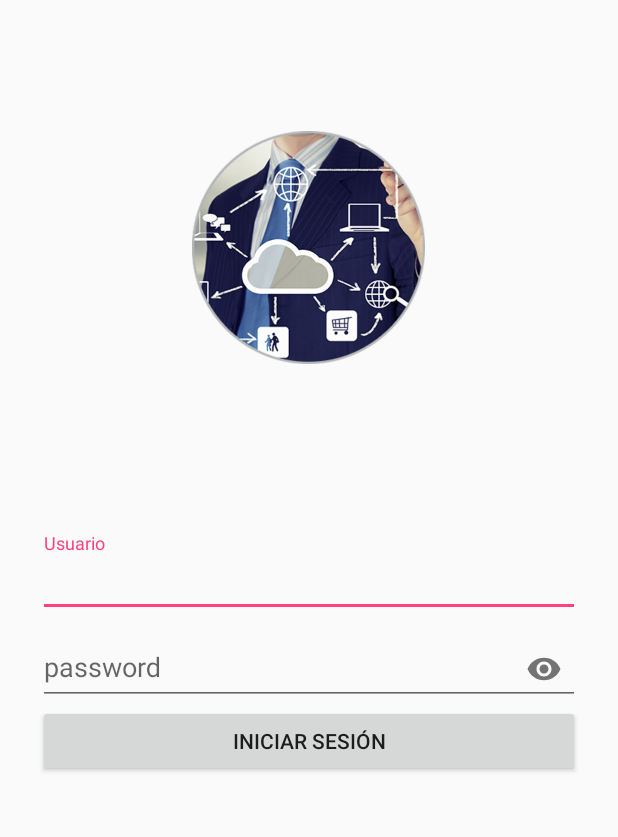
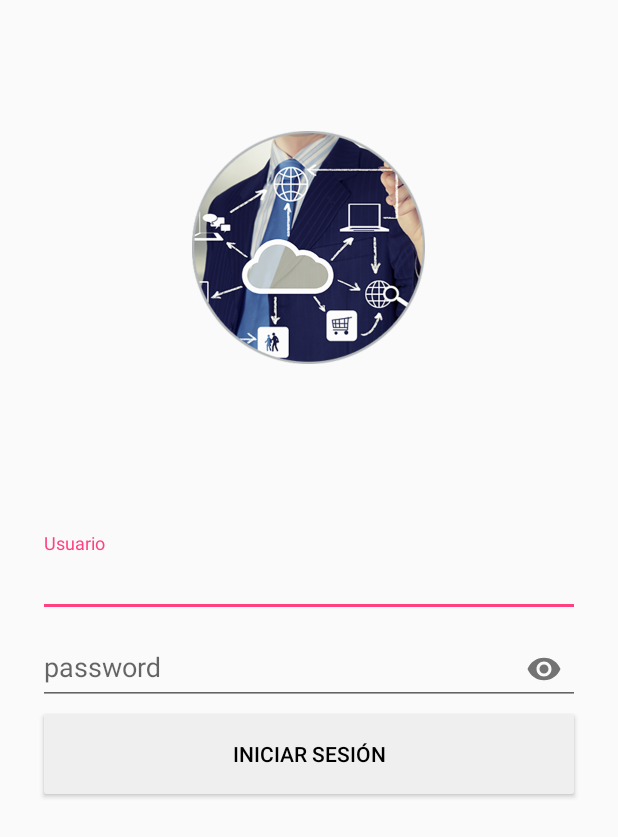
Before and after one commit to samo92/MsApp, an Android app: the layout activity_login.xml on its own in the app's theme, with its tools: preview values and no code run, on a phone screen of 412 x 824 dp. Shown: the top 837 px of the screen. Run offline under Robolectric (Android 15) with nearby library versions, the phone set to English and light mode, and no system bars.

Commit message:
finish login

```diff
--- a/app/src/main/AndroidManifest.xml
+++ b/app/src/main/AndroidManifest.xml
@@ -9,13 +9,16 @@
         android:roundIcon="@mipmap/ic_launcher_round"
         android:supportsRtl="true"
         android:theme="@style/AppTheme">
-        <activity android:name=".LoginActivity">
+        <activity
+            android:name=".LoginActivity"
+            android:windowSoftInputMode="adjustPan">
             <intent-filter>
                 <action android:name="android.intent.action.MAIN" />
 
                 <category android:name="android.intent.category.LAUNCHER" />
             </intent-filter>
         </activity>
+        <activity android:name=".CardviewActivity"></activity>
     </application>
 
 </manifest>
--- a/app/src/main/res/layout/activity_login.xml
+++ b/app/src/main/res/layout/activity_login.xml
@@ -13,19 +13,20 @@
         android:orientation="vertical"
         android:weightSum="1">
 
-        <RelativeLayout
+        <LinearLayout
             android:layout_width="match_parent"
             android:layout_height="match_parent"
-            android:layout_weight="0.6">
+            android:layout_weight="0.6"
+            android:orientation="vertical"
+            android:gravity="center">
 
             <ImageView
                 android:layout_width="wrap_content"
                 android:layout_height="wrap_content"
                 android:id="@+id/logo"
-                android:background="@drawable/logo"
-                android:layout_centerInParent="true"/>
+                android:background="@drawable/logo"/>
 
-        </RelativeLayout>
+        </LinearLayout>
 
         <ScrollView
             android:layout_width="match_parent"
@@ -69,8 +70,9 @@
 
                 <Button
                     android:layout_width="match_parent"
-                    android:layout_height="match_parent"
-                    android:text="@string/button_login"/>
+                    android:layout_height="65dp"
+                    android:text="@string/button_login"
+                    android:theme="@style/RaisedButtonDark"/>
 
             </LinearLayout>
 
--- a/app/src/main/res/values/styles.xml
+++ b/app/src/main/res/values/styles.xml
@@ -1,11 +1,17 @@
 <resources>
 
     <!-- Base application theme. -->
-    <style name="AppTheme" parent="Theme.AppCompat.Light.DarkActionBar">
+    <style name="AppTheme" parent="Theme.AppCompat.Light.NoActionBar">
         <!-- Customize your theme here. -->
         <item name="colorPrimary">@color/colorPrimary</item>
         <item name="colorPrimaryDark">@color/colorPrimaryDark</item>
         <item name="colorAccent">@color/colorAccent</item>
     </style>
 
+    <style name="RaisedButtonDark" parent="Theme.AppCompat.Light">
+        <item name="colorButtonNormal">#efefef</item>
+        <item name="colorControlHighlight">@color/colorAccent</item>
+        <item name="android:textColor">#000000</item>
+    </style>
+
 </resources>
```
Also changed, not shown: app/build.gradle (+4 -4 lines), app/src/main/java/com/example/banana/msapp/CardviewActivity.java (added, +13 -0 lines), app/src/main/res/layout/cardview.xml (added, +9 -0 lines).
